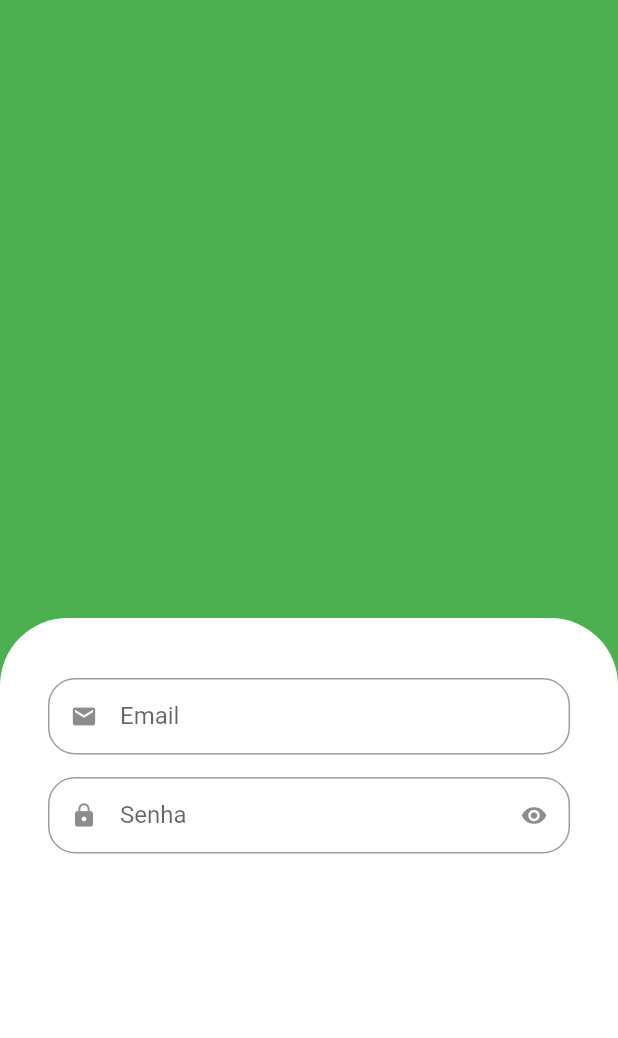
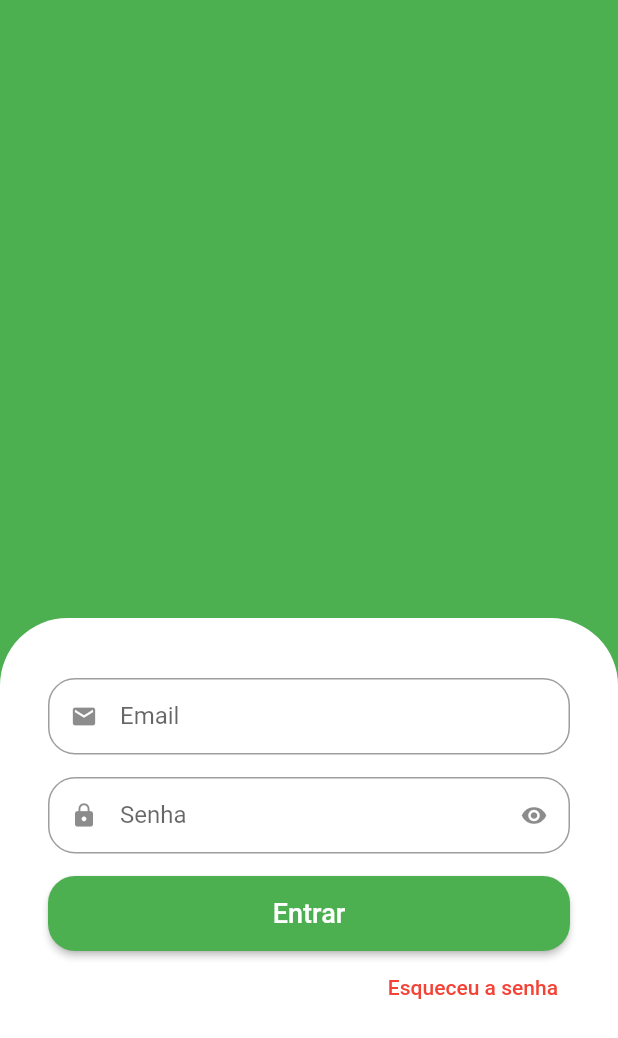
Before and after one commit to SandroRF1973/greengrocer, a Flutter app: the screen it shows after launch, on a phone screen of 412 x 824 dp. Shown: the top 1038 px of the screen. Run offline on Flutter 3.47's test engine with Material 2 defaults, Android fonts, the phone set to English and light mode, and no system bars.

Commit message:
Aula - 07

```diff
--- a/lib/src/auth/sign_in_screen.dart
+++ b/lib/src/auth/sign_in_screen.dart
@@ -24,18 +24,44 @@ class SignInScreen extends StatelessWidget {
                   top: Radius.circular(45),
                 ),
               ),
-              child: const Column(
+              child: Column(
+                crossAxisAlignment: CrossAxisAlignment.stretch,
                 children: [
                   //Email
-                  CustomTextField(
+                  const CustomTextField(
                     icon: Icons.email,
                     label: 'Email',
                   ),
                   //Senha
-                  CustomTextField(
+                  const CustomTextField(
                     icon: Icons.lock,
                     label: 'Senha',
                     isSecret: true,
+                  ),
+                  SizedBox(
+                    height: 50,
+                    child: ElevatedButton(
+                      style: ElevatedButton.styleFrom(
+                        shape: RoundedRectangleBorder(
+                          borderRadius: BorderRadius.circular(18),
+                        ),
+                      ),
+                      onPressed: () {},
+                      child: const Text(
+                        'Entrar',
+                        style: TextStyle(fontSize: 18),
+                      ),
+                    ),
+                  ),
+                  Align(
+                    alignment: Alignment.centerRight,
+                    child: TextButton(
+                      onPressed: () {},
+                      child: const Text(
+                        'Esqueceu a senha',
+                        style: TextStyle(color: Colors.red),
+                      ),
+                    ),
                   ),
                 ],
               ),
```
